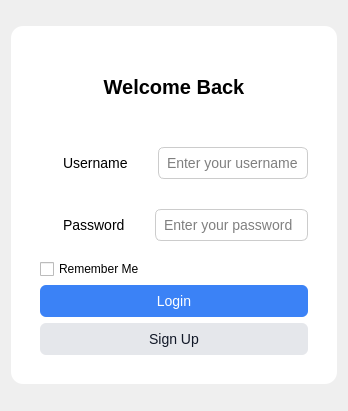
Above: Client/loginform.ui from lgy987/IntelliMed before the change. Below: the same form after it.
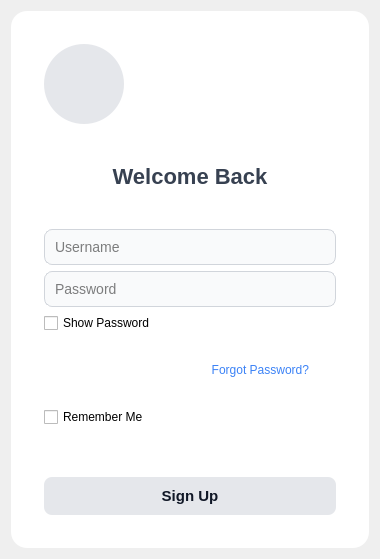
That is the form after the change.

Commit message: Homepage placeholder

What changed in the file:
```diff
--- a/Client/loginform.ui
+++ b/Client/loginform.ui
@@ -6,8 +6,8 @@
    <rect>
     <x>0</x>
     <y>0</y>
-    <width>348</width>
-    <height>411</height>
+    <width>380</width>
+    <height>500</height>
    </rect>
   </property>
   <property name="windowTitle">
@@ -22,7 +22,7 @@
      <property name="sizeHint" stdset="0">
       <size>
        <width>20</width>
-       <height>40</height>
+       <height>20</height>
       </size>
      </property>
     </spacer>
@@ -33,42 +33,90 @@
       <string notr="true">
         QFrame {
             background: #ffffff;
-            border-radius: 12px;
-            padding: 20px;
+            border-radius: 16px;
+            padding: 24px;
         }
         QLabel {
             font-size: 14px;
+            color: #374151;
         }
         QLineEdit {
-            border: 1px solid #cccccc;
-            border-radius: 6px;
-            padding: 6px;
+            border: 1px solid #d1d5db;
+            border-radius: 8px;
+            padding: 8px;
             font-size: 14px;
+            background: #f9fafb;
+        }
+        QLineEdit:focus {
+            border: 1px solid #3b82f6;
+            background: #ffffff;
         }
         QPushButton {
-            background-color: #3b82f6;
+            border: none;
+            border-radius: 8px;
+            padding: 10px;
+            font-size: 15px;
+            font-weight: bold;
+        }
+        #loginButton {
+            background-color: qlineargradient(x1:0, y1:0, x2:1, y2:0,
+                                             stop:0 #3b82f6, stop:1 #2563eb);
             color: white;
-            border-radius: 6px;
-            padding: 8px;
-            font-size: 14px;
         }
         QPushButton:hover {
             background-color: #2563eb;
         }
         #signUpButton {
-            background-color: #e5e7eb;
+            background: #e5e7eb;
             color: #111827;
         }
         #signUpButton:hover {
-            background-color: #d1d5db;
+            background: #d1d5db;
+        }
+        #forgotPasswordLabel {
+            color: #3b82f6;
+            font-size: 12px;
+        }
+        #forgotPasswordLabel:hover {
+            text-decoration: underline;
         }
       </string>
      </property>
-     <layout class="QVBoxLayout" name="formLayout">
+
+     <layout class="QVBoxLayout" name="formLayout" stretch="0,0,0,0,0,0,0,0">
+
+      <!-- Avatar -->
+      <item>
+       <widget class="QLabel" name="avatarLabel">
+        <property name="minimumSize">
+         <size>
+          <width>80</width>
+          <height>80</height>
+         </size>
+        </property>
+        <property name="maximumSize">
+         <size>
+          <width>80</width>
+          <height>80</height>
+         </size>
+        </property>
+        <property name="alignment">
+         <set>Qt::AlignCenter</set>
+        </property>
+        <property name="styleSheet">
+         <string notr="true">
+            background: #e5e7eb;
+            border-radius: 40px;
+         </string>
+        </property>
+       </widget>
+      </item>
+
+      <!-- Title -->
       <item>
        <widget class="QLabel" name="titleLabel">
         <property name="styleSheet">
-         <string notr="true">font-size:20px; font-weight:bold; margin-bottom:10px;</string>
+         <string notr="true">font-size:22px; font-weight:bold; margin:10px 0;</string>
         </property>
         <property name="text">
          <string>Welcome Back</string>
@@ -79,44 +127,47 @@
        </widget>
       </item>
       <item>
-       <layout class="QHBoxLayout" name="horizontalLayout">
-        <item>
-         <widget class="QLabel" name="usernameLabel">
-          <property name="text">
-           <string>Username</string>
-          </property>
-         </widget>
-        </item>
-        <item>
-         <widget class="QLineEdit" name="usernameEdit">
-          <property name="placeholderText">
-           <string>Enter your username</string>
-          </property>
-         </widget>
-        </item>
-       </layout>
+       <widget class="QLineEdit" name="usernameEdit">
+        <property name="placeholderText">
+         <string>Username</string>
+        </property>
+       </widget>
       </item>
+
+      <!-- Password -->
       <item>
-       <layout class="QHBoxLayout" name="horizontalLayout_2">
-        <item>
-         <widget class="QLabel" name="passwordLabel">
-          <property name="text">
-           <string>Password</string>
-          </property>
-         </widget>
-        </item>
-        <item>
-         <widget class="QLineEdit" name="passwordEdit">
-          <property name="echoMode">
-           <enum>QLineEdit::EchoMode::Password</enum>
-          </property>
-          <property name="placeholderText">
-           <string>Enter your password</string>
-          </property>
-         </widget>
-        </item>
-       </layout>
+       <widget class="QLineEdit" name="passwordEdit">
+        <property name="echoMode">
+         <enum>QLineEdit::Password</enum>
+        </property>
+        <property name="placeholderText">
+         <string>Password</string>
+        </property>
+       </widget>
       </item>
+
+      <!-- Show password -->
+      <item>
+       <widget class="QCheckBox" name="showPasswordCheckBox">
+        <property name="text">
+         <string>Show Password</string>
+        </property>
+       </widget>
+      </item>
+
+      <!-- Forgot password -->
+      <item>
+       <widget class="QLabel" name="forgotPasswordLabel">
+        <property name="text">
+         <string>Forgot Password?</string>
+        </property>
+        <property name="alignment">
+         <set>Qt::AlignRight</set>
+        </property>
+       </widget>
+      </item>
+
+      <!-- Remember me -->
       <item>
        <widget class="QCheckBox" name="rememberCheckBox">
         <property name="text">
```
Left out of the diff: 17 changed lines with no effect on the pictures. The commit also changes 25 other files.
